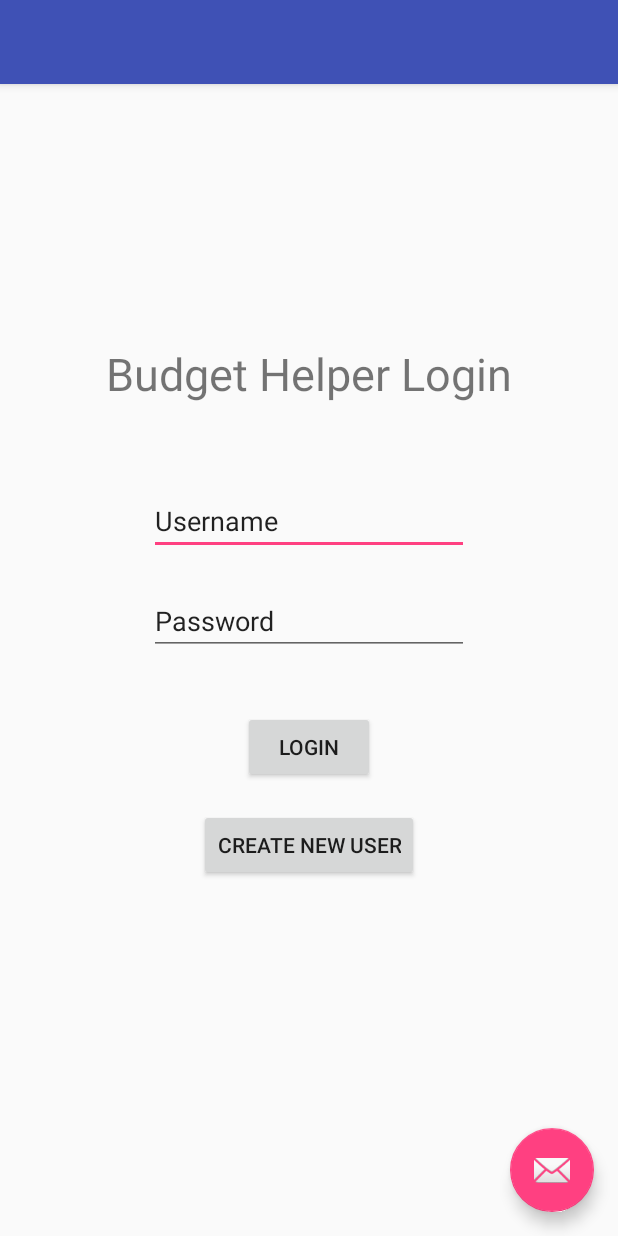
After one commit to rmmick/Capstone, an Android app: the layout activity_login.xml on its own in the app's theme, with its tools: preview values and no code run, on a phone screen of 412 x 824 dp. The commit adds this screen. Run offline under Robolectric (Android 15) with nearby library versions, the phone set to English and light mode, and no system bars.

Commit message:
Added Login Screen

```diff
--- a/app/build.gradle
+++ b/app/build.gradle
@@ -20,6 +20,7 @@ android {
 
 
 
+
 dependencies {
     implementation fileTree(include: ['*.jar'], dir: 'libs')
     implementation 'com.android.support:appcompat-v7:27.0.2'
@@ -30,5 +31,4 @@ dependencies {
     androidTestImplementation 'com.android.support.test:runner:1.0.1'
     androidTestImplementation 'com.android.support.test.espresso:espresso-core:3.0.1'
     implementation project(':mysql-connector-java-5.1.46')
-    implementation project(':mysql-connector-java-5.1.46-bin')
 }
--- a/app/src/main/java/com/helper/budget/capstone/main.java
+++ b/app/src/main/java/com/helper/budget/capstone/Main_Activity.java
@@ -19,7 +19,7 @@ import android.widget.Spinner;
 import java.util.ArrayList;
 import java.util.Collections;
 
-public class main extends AppCompatActivity {
+public class Main_Activity extends AppCompatActivity {
 
     String url = "";
 
@@ -89,7 +89,7 @@ public class main extends AppCompatActivity {
                 return true;
 
             case R.id.budget:
-                Intent mIntent = new Intent(this, preferenceActivity.class);
+                Intent mIntent = new Intent(this, budgetGenerator.class);
                 startActivity(mIntent);
 
             default:
--- /dev/null
+++ b/app/src/main/res/layout/activity_login.xml
@@ -0,0 +1,33 @@
+<?xml version="1.0" encoding="utf-8"?>
+<android.support.design.widget.CoordinatorLayout xmlns:android="http://schemas.android.com/apk/res/android"
+    xmlns:app="http://schemas.android.com/apk/res-auto"
+    xmlns:tools="http://schemas.android.com/tools"
+    android:layout_width="match_parent"
+    android:layout_height="match_parent"
+    tools:context="com.helper.budget.capstone.Login">
+
+    <android.support.design.widget.AppBarLayout
+        android:layout_width="match_parent"
+        android:layout_height="wrap_content"
+        android:theme="@style/AppTheme.AppBarOverlay">
+
+        <android.support.v7.widget.Toolbar
+            android:id="@+id/toolbar"
+            android:layout_width="match_parent"
+            android:layout_height="?attr/actionBarSize"
+            android:background="?attr/colorPrimary"
+            app:popupTheme="@style/AppTheme.PopupOverlay" />
+
+    </android.support.design.widget.AppBarLayout>
+
+    <include layout="@layout/content_login" />
+
+    <android.support.design.widget.FloatingActionButton
+        android:id="@+id/fab"
+        android:layout_width="wrap_content"
+        android:layout_height="wrap_content"
+        android:layout_gravity="bottom|end"
+        android:layout_margin="@dimen/fab_margin"
+        app:srcCompat="@android:drawable/ic_dialog_email" />
+
+</android.support.design.widget.CoordinatorLayout>
--- a/app/src/main/res/layout/activity_main.xml
+++ b/app/src/main/res/layout/activity_main.xml
@@ -4,7 +4,7 @@
     xmlns:tools="http://schemas.android.com/tools"
     android:layout_width="match_parent"
     android:layout_height="match_parent"
-    tools:context="com.helper.budget.capstone.main"
+    tools:context="com.helper.budget.capstone.Main_Activity"
     android:background="@color/Navy">
 
     <android.support.design.widget.AppBarLayout
--- /dev/null
+++ b/app/src/main/res/layout/content_login.xml
@@ -0,0 +1,74 @@
+<?xml version="1.0" encoding="utf-8"?>
+<android.support.constraint.ConstraintLayout xmlns:android="http://schemas.android.com/apk/res/android"
+    xmlns:app="http://schemas.android.com/apk/res-auto"
+    xmlns:tools="http://schemas.android.com/tools"
+    android:layout_width="match_parent"
+    android:layout_height="match_parent"
+    app:layout_behavior="@string/appbar_scrolling_view_behavior"
+    tools:context="com.helper.budget.capstone.Login"
+    tools:showIn="@layout/activity_login">
+
+
+    <RelativeLayout
+        android:layout_width="368dp"
+        android:layout_height="495dp"
+        android:layout_marginBottom="8dp"
+        android:layout_marginEnd="8dp"
+        android:layout_marginStart="8dp"
+        android:layout_marginTop="8dp"
+        app:layout_constraintBottom_toBottomOf="parent"
+        app:layout_constraintEnd_toEndOf="parent"
+        app:layout_constraintStart_toStartOf="parent"
+        app:layout_constraintTop_toTopOf="parent">
+
+        <TextView
+            android:id="@+id/textView9"
+            android:layout_width="wrap_content"
+            android:layout_height="wrap_content"
+            android:layout_alignParentTop="true"
+            android:layout_centerHorizontal="true"
+            android:layout_marginTop="36dp"
+            android:text="Budget Helper Login"
+            android:textSize="30dp"/>
+
+        <EditText
+            android:id="@+id/editText3"
+            android:layout_width="wrap_content"
+            android:layout_height="wrap_content"
+            android:layout_below="@+id/textView9"
+            android:layout_centerHorizontal="true"
+            android:layout_marginTop="55dp"
+            android:ems="10"
+            android:inputType="textPersonName"
+            android:text="Username" />
+
+        <EditText
+            android:id="@+id/editText4"
+            android:layout_width="wrap_content"
+            android:layout_height="wrap_content"
+            android:layout_alignEnd="@+id/editText3"
+            android:layout_below="@+id/editText3"
+            android:layout_marginTop="21dp"
+            android:ems="10"
+            android:inputType="textPersonName"
+            android:text="Password" />
+
+        <Button
+            android:id="@+id/button3"
+            android:layout_width="wrap_content"
+            android:layout_height="wrap_content"
+            android:layout_below="@+id/editText4"
+            android:layout_centerHorizontal="true"
+            android:layout_marginTop="37dp"
+            android:text="Login" />
+
+        <Button
+            android:id="@+id/button4"
+            android:layout_width="wrap_content"
+            android:layout_height="wrap_content"
+            android:layout_below="@+id/button3"
+            android:layout_centerHorizontal="true"
+            android:layout_marginTop="17dp"
+            android:text="Create New User" />
+    </RelativeLayout>
+</android.support.constraint.ConstraintLayout>
--- a/app/src/main/res/values/dimens.xml
+++ b/app/src/main/res/values/dimens.xml
@@ -1,3 +1,6 @@
 <resources>
     <dimen name="fab_margin">16dp</dimen>
+    <!-- Default screen margins, per the Android Design guidelines. -->
+    <dimen name="activity_horizontal_margin">16dp</dimen>
+    <dimen name="activity_vertical_margin">16dp</dimen>
 </resources>
--- a/app/src/main/res/values/strings.xml
+++ b/app/src/main/res/values/strings.xml
@@ -1,4 +1,8 @@
 <resources>
     <string name="app_name">Capstone</string>
     <string name="title_activity_main">main</string>
+    <string name="title_activity_login_">Sign in</string>
+    <string name="title_activity_login">Login</string>
+
+
 </resources>
```
Also changed, not shown: app/src/main/AndroidManifest.xml (+6 -2 lines), app/src/main/java/com/helper/budget/capstone/Login.java (added, +21 -0 lines), app/src/main/java/com/helper/budget/capstone/buildEntry.java (deleted, +0 -70 lines).
